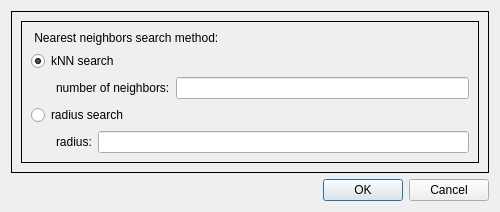
MEPP-team/MEPP2, file Visualization/PluginFilters/PointCloudCurvature/Dialogs/point_cloud_curvature_dialog.ui: the form before one commit.
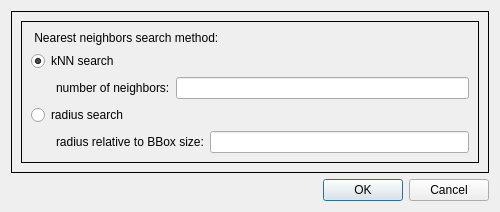
The form after the commit.

Commit message: Use radius relative to BBox size in Point Cloud Curvature plugin

The edit to the form file:
```diff
--- a/Visualization/PluginFilters/PointCloudCurvature/Dialogs/point_cloud_curvature_dialog.ui
+++ b/Visualization/PluginFilters/PointCloudCurvature/Dialogs/point_cloud_curvature_dialog.ui
@@ -118,7 +118,7 @@
            <item>
             <widget class="QLabel" name="label_3rd_param">
              <property name="text">
-              <string>radius:</string>
+              <string>radius relative to BBox size:</string>
              </property>
              <property name="alignment">
               <set>Qt::AlignLeft | Qt::AlignVCenter</set>
```
The commit also changes 1 other file.
